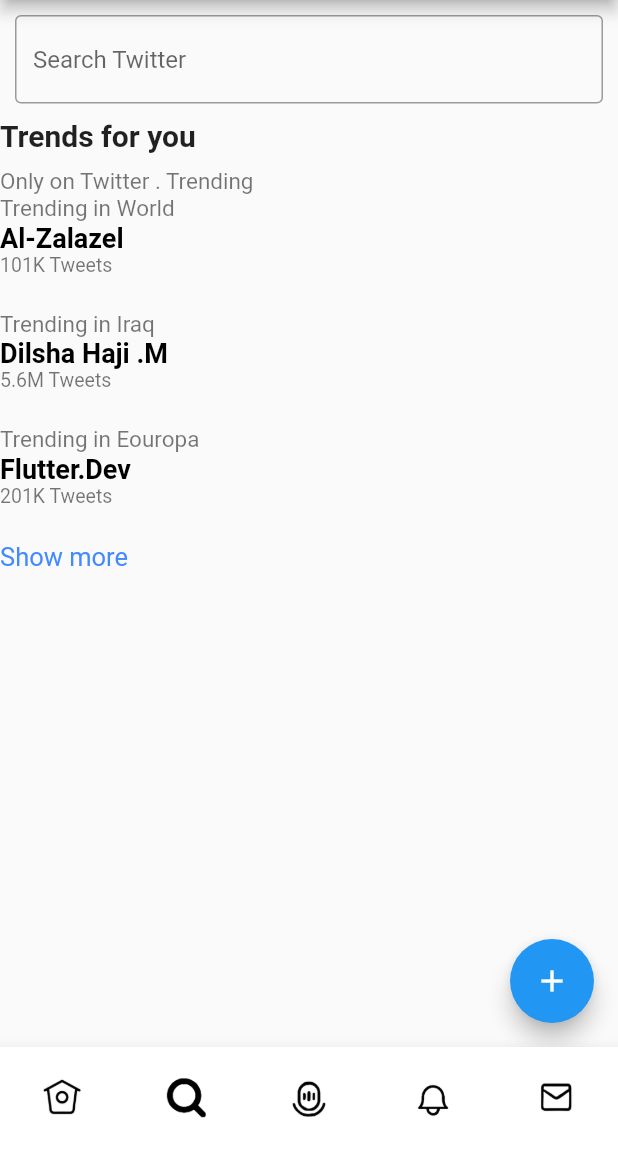
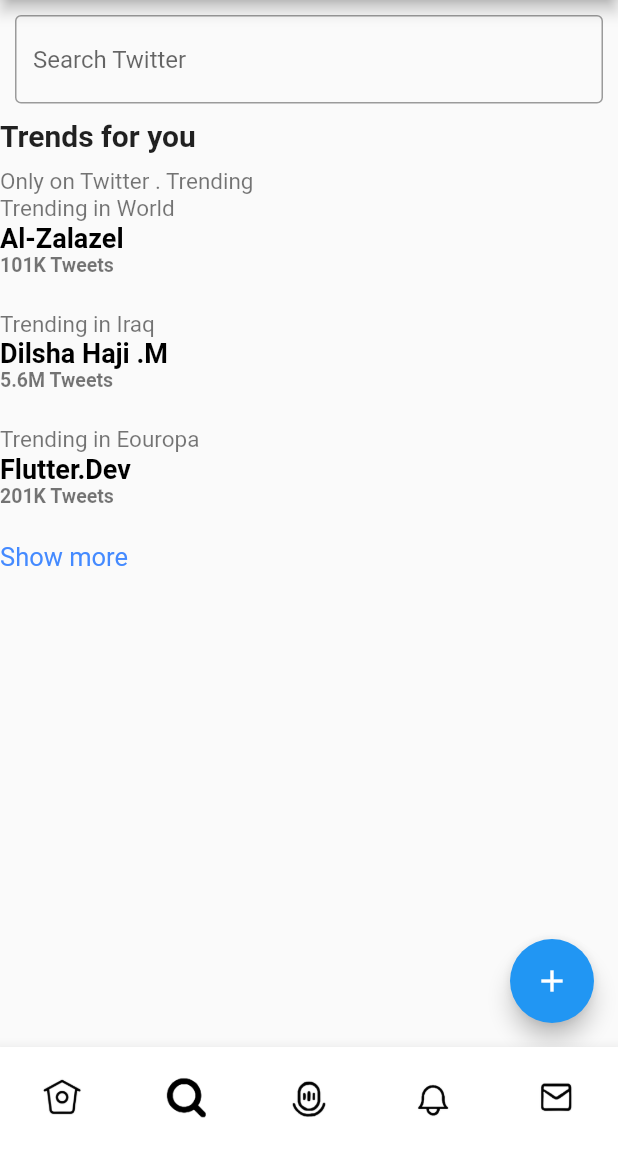
Before and after one commit to yousf10/Twitter-clone, a Flutter app: the screen it shows after launch, item 2 of the bottom bar chosen, on a phone screen of 412 x 824 dp, the part 84-1236 px from its top. Run offline on Flutter 3.47's test engine with Material 2 defaults, Android fonts, the phone set to English and light mode, and no system bars.

Commit message:
some changes

```diff
--- a/lib/Dilshad/reuseable_Tweet.dart
+++ b/lib/Dilshad/reuseable_Tweet.dart
@@ -40,7 +40,10 @@ class TweetTrending extends StatelessWidget {
           Positioned(
             child: Text(
               NumberOfTweets + " Tweets",
-              style: TextStyle(color: Colors.black54, fontSize: 13),
+              style: TextStyle(
+                  color: Colors.black54,
+                  fontSize: 13,
+                  fontWeight: FontWeight.w600),
             ),
           ),
           SizedBox(
--- a/lib/Dilshad/search_screen.dart
+++ b/lib/Dilshad/search_screen.dart
@@ -71,6 +71,9 @@ class _TwitterSearchScreenState extends State<TwitterSearchScreen> {
             "Show more",
             style: TextStyle(color: Colors.blueAccent, fontSize: 17),
           )),
+          SizedBox(
+            height: 10,
+          ),
         ],
       ),
       floatingActionButton: FloatingActionButton(
--- a/lib/Yousf/mainScreen.dart
+++ b/lib/Yousf/mainScreen.dart
@@ -6,9 +6,6 @@ import 'package:flutter_twitter_clone/Yousf/Drawer/Drawer.dart';
 import 'package:flutter_twitter_clone/Yousf/home/homeAppBar.dart';
 
 import 'package:flutter_twitter_clone/Yousf/home/homeScreen.dart';
-
-
-
 
 
 class MainScreen extends StatefulWidget {
--- a/lib/main.dart
+++ b/lib/main.dart
@@ -1,9 +1,5 @@
 import 'package:flutter/material.dart';
 import 'package:flutter_twitter_clone/Yousf/mainScreen.dart';
-
-
-
-
 void main() {
   runApp(const MyApp());
 }
```
